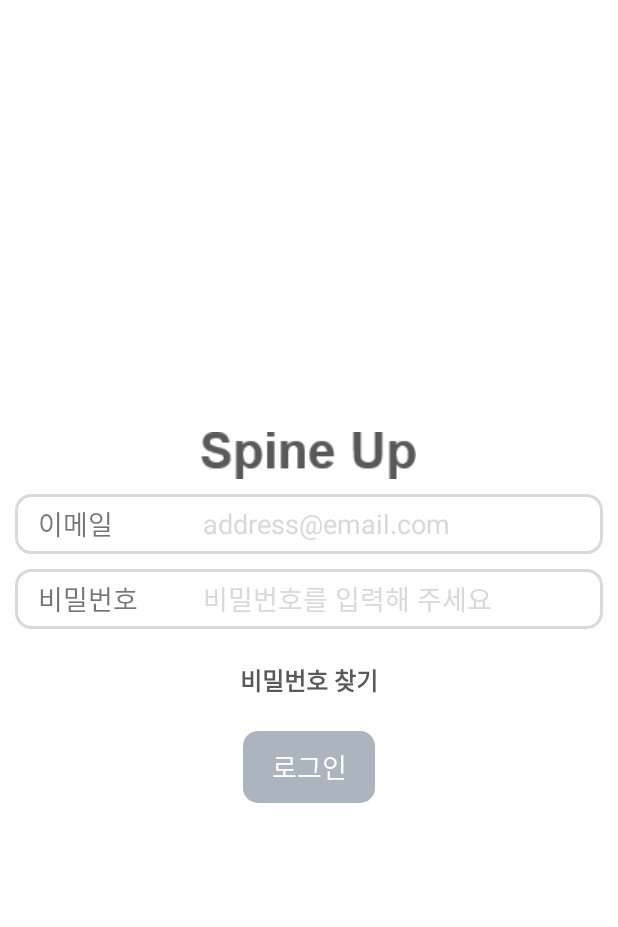
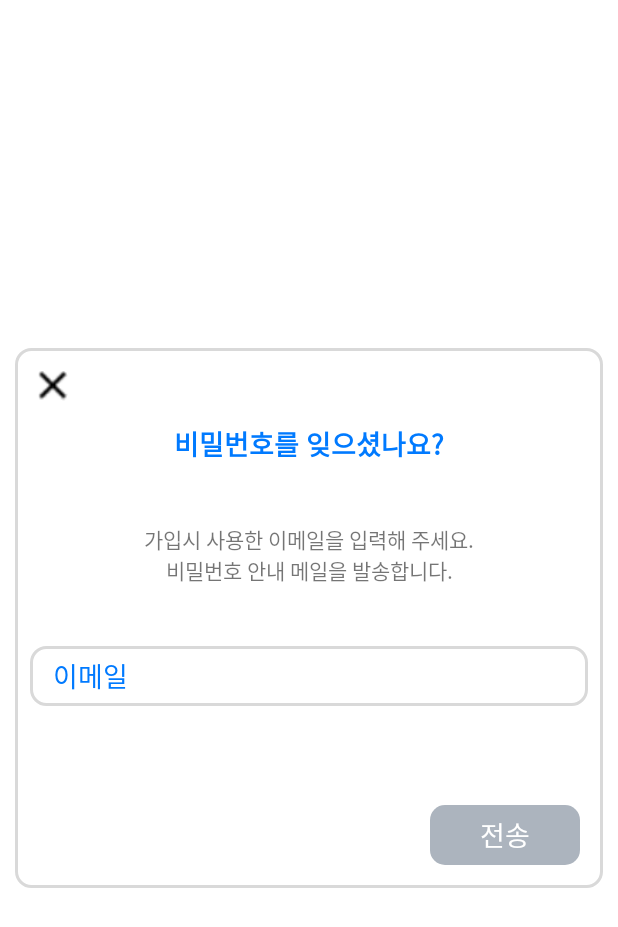
Before and after one commit to bqlab/osp-vestband, an Android app: the LoginActivity screen opened directly, with no data from a screen before it, after a tap on "비밀번호 찾기", on a phone screen of 412 x 824 dp. Shown: the top 927 px of the screen. Run offline under Robolectric (Android 15) with nearby library versions, the phone set to English and light mode, and no system bars.

Commit message:
LoginActivity done

```diff
--- a/app/src/main/java/app/bqlab/vestband/LoginActivity.java
+++ b/app/src/main/java/app/bqlab/vestband/LoginActivity.java
@@ -6,9 +6,12 @@ import android.content.Intent;
 import android.os.Bundle;
 import android.support.v7.app.AppCompatActivity;
 import android.util.Log;
+import android.view.Gravity;
 import android.view.View;
 import android.widget.EditText;
+import android.widget.FrameLayout;
 import android.widget.LinearLayout;
+import android.widget.PopupWindow;
 
 public class LoginActivity extends AppCompatActivity {
     @Override
@@ -22,7 +25,10 @@ public class LoginActivity extends AppCompatActivity {
         findViewById(R.id.login_find).setOnClickListener(new View.OnClickListener() {
             @Override
             public void onClick(View v) {
-                //make pop-up
+                FrameLayout login = findViewById(R.id.login);
+                for (int i = 0; i < login.getChildCount(); i++)
+                    login.getChildAt(i).setEnabled(false);
+                login.addView(new PwsearchLayout(LoginActivity.this));
             }
         });
         findViewById(R.id.login_done).setOnClickListener(new View.OnClickListener() {
@@ -57,8 +63,8 @@ public class LoginActivity extends AppCompatActivity {
                                     }
                                 }).show();
                     } else {
-                        if (getSharedPreferences("flag", MODE_PRIVATE).getBoolean("beginner", true)) {
-                            getSharedPreferences("flag", MODE_PRIVATE).edit().putBoolean("beginner", false).apply();
+                        if (getSharedPreferences("flag", MODE_PRIVATE).getBoolean("first", true)) {
+                            getSharedPreferences("flag", MODE_PRIVATE).edit().putBoolean("first", false).apply();
                             startActivity(new Intent(LoginActivity.this, InitialActivity.class));
                         }
                     }
--- a/app/src/main/res/layout/activity_login.xml
+++ b/app/src/main/res/layout/activity_login.xml
@@ -1,14 +1,18 @@
 <?xml version="1.0" encoding="utf-8"?>
-<LinearLayout xmlns:android="http://schemas.android.com/apk/res/android"
+<FrameLayout xmlns:android="http://schemas.android.com/apk/res/android"
     xmlns:app="http://schemas.android.com/apk/res-auto"
     xmlns:tools="http://schemas.android.com/tools"
     android:id="@+id/login"
     android:layout_width="match_parent"
     android:layout_height="match_parent"
+    tools:context=".LoginActivity">
+
+    <LinearLayout
+        android:layout_width="match_parent"
+        android:layout_height="match_parent"
         android:background="@color/colorWhite"
         android:gravity="center"
-    android:orientation="vertical"
-    tools:context=".LoginActivity">
+        android:orientation="vertical">
 
         <ImageView
             android:layout_width="wrap_content"
@@ -102,3 +106,4 @@
             android:textColor="@color/colorWhite"
             android:textSize="18sp" />
     </LinearLayout>
+</FrameLayout>
--- a/app/src/main/res/layout/layout_pwsearch.xml
+++ b/app/src/main/res/layout/layout_pwsearch.xml
@@ -2,8 +2,11 @@
 <RelativeLayout xmlns:android="http://schemas.android.com/apk/res/android"
     xmlns:app="http://schemas.android.com/apk/res-auto"
     xmlns:tools="http://schemas.android.com/tools"
-    android:layout_width="360dp"
+    android:layout_width="match_parent"
     android:layout_height="360dp"
+    android:layout_gravity="center"
+    android:layout_marginStart="10dp"
+    android:layout_marginEnd="10dp"
     android:background="@drawable/app_button_white"
     tools:context=".PwsearchLayout">
 
@@ -75,13 +78,15 @@
 
     <Button
         android:id="@+id/pwsearch_send"
+        style="@style/Base.Widget.AppCompat.Button.Borderless"
         android:layout_width="100dp"
         android:layout_height="40dp"
         android:layout_alignParentEnd="true"
         android:layout_alignParentBottom="true"
+        android:layout_margin="15dp"
         android:background="@drawable/app_button_gray"
-        android:layout_margin="15dp"
         android:text="@string/pwsearch_send"
+        android:textColor="@color/colorWhite"
         android:textSize="18sp" />
 
 </RelativeLayout>
```
Also changed, not shown: 1 other file. Lines whose indentation alone changed are shown as unchanged.
